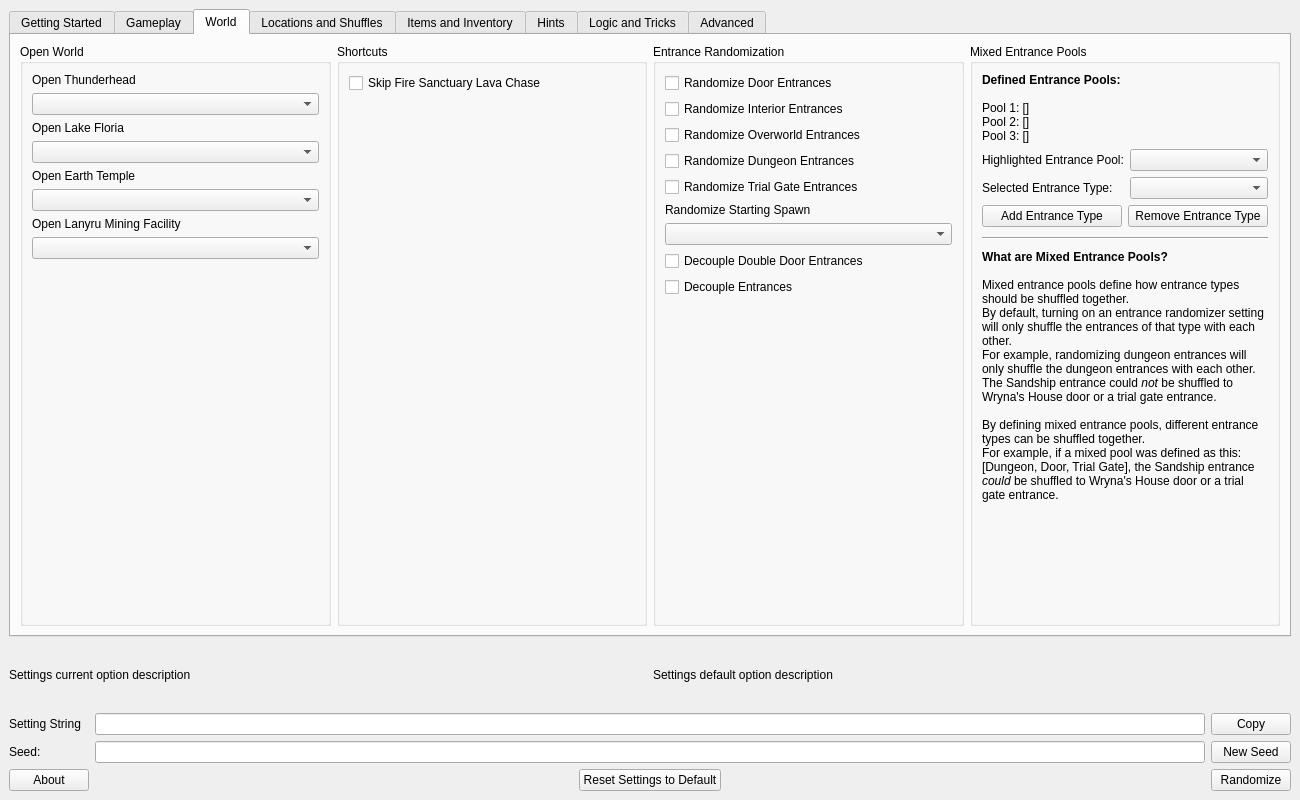
Old version of the form gui/ui/main.ui in the repository mint-choc-chip-skyblade/sshd-rando.
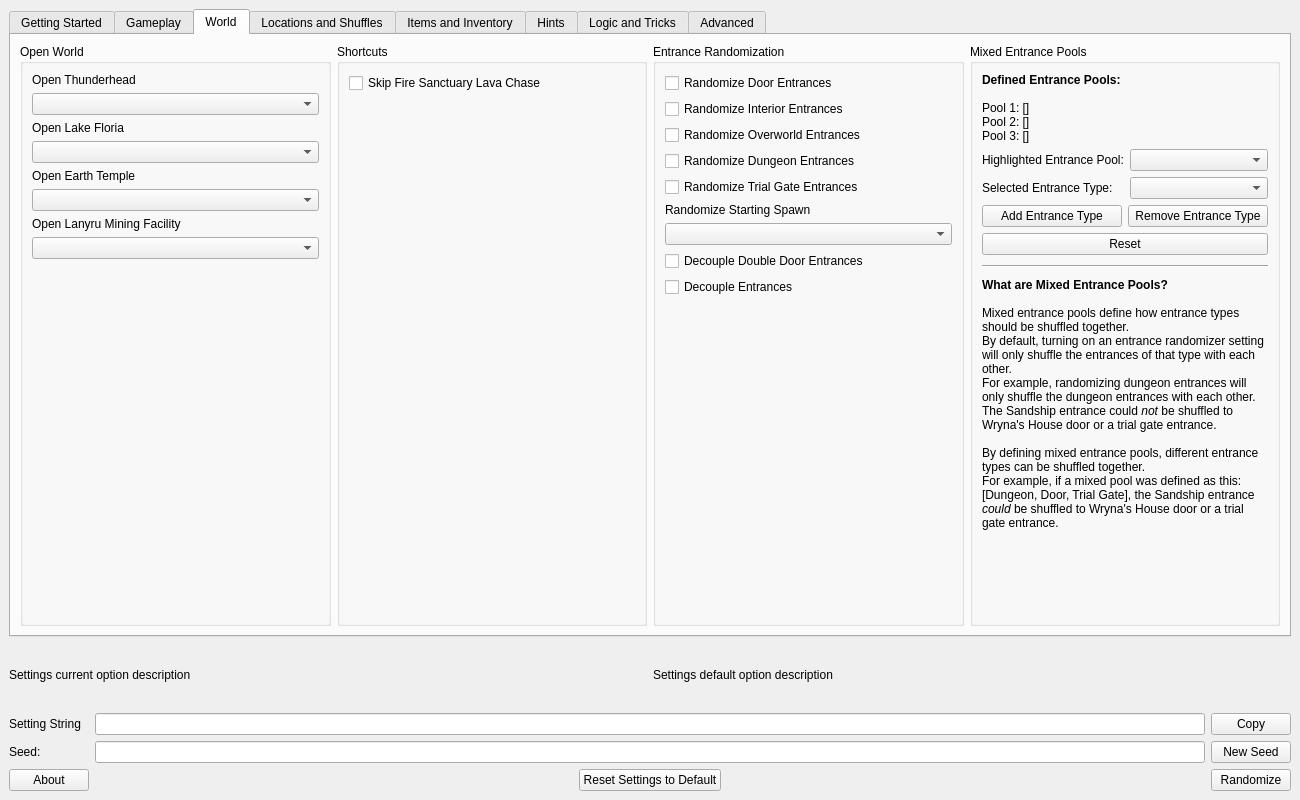
New version of the form. The open tabs and pages were chosen to show the change.

Commit message: Improve reset all functionality and performance

What changed in the file:
```diff
--- a/gui/ui/main.ui
+++ b/gui/ui/main.ui
@@ -1118,6 +1118,13 @@
              </item>
             </layout>
            </item>
+           <item>
+            <widget class="QPushButton" name="mixed_entrance_pools_reset_button">
+             <property name="text">
+              <string>Reset</string>
+             </property>
+            </widget>
+           </item>
            <item>
             <spacer name="verticalSpacer_4">
              <property name="orientation">
@@ -1197,7 +1204,7 @@
              <property name="sizeHint" stdset="0">
               <size>
                <width>20</width>
-               <height>133</height>
+               <height>3</height>
               </size>
              </property>
             </spacer>
```
Left out of the diff: 2 changed lines with no effect on the pictures. The commit also changes 3 other files.
